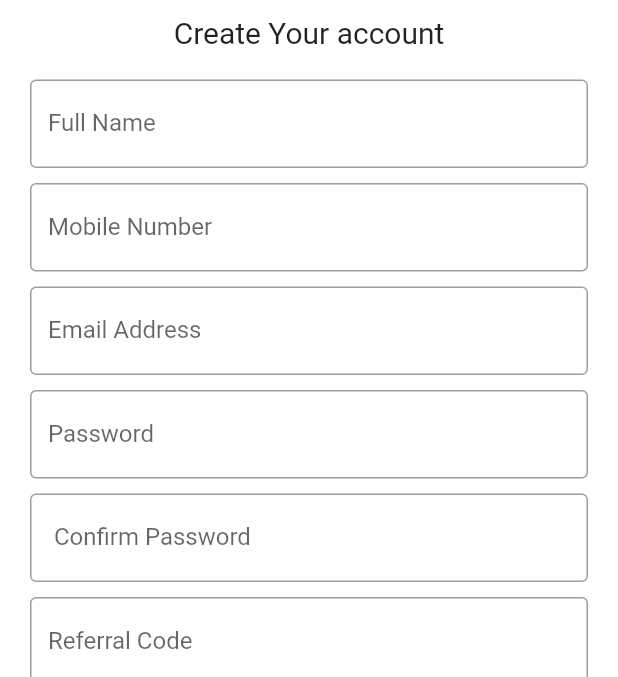
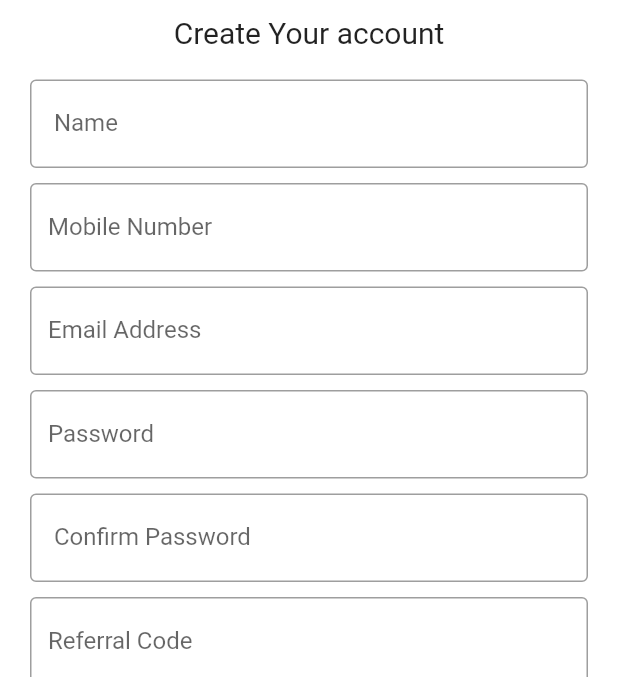
Before and after one commit to sesha932000/Varthaga, a Flutter app: the screen it shows after launch, on a phone screen of 412 x 824 dp, the part 330-1007 px from its top. Run offline on Flutter 3.47's test engine with Material 2 defaults, Android fonts, the phone set to English and light mode, and no system bars; missing offline and left inert: splash_screen_view.

Commit message:
Update main.dart

```diff
--- a/lib/main.dart
+++ b/lib/main.dart
@@ -82,7 +82,7 @@ class _PubState extends State<Pub> {
                   TextFormField(
                     controller: _username,
                     decoration: const InputDecoration(
-                      labelText: "Full Name",
+                      labelText: " Name",
                       border: OutlineInputBorder(),
                     ),
                     validator: (value) {
```
